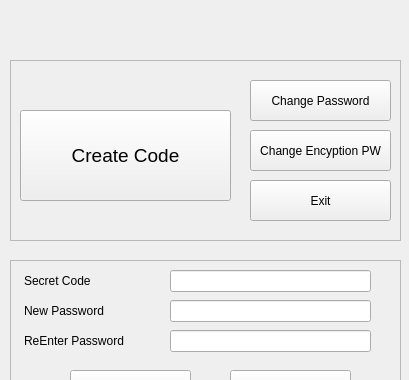
Qt form remote.ui (666Warlock666/Cisco-Anyconnect-Password-TOTP-Generator-) before a commit; both pictures show x 0 to 409 and y 0 to 380 of the 409 by 585 pixel window.
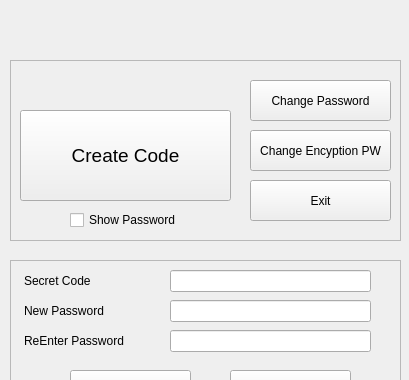
The same form after that commit. Icons and pictures are not drawn.

Commit message: Change of password code font from OCR recognitions (Mobile) remove * o fit text

Patch:
```diff
--- a/remote.ui
+++ b/remote.ui
@@ -230,6 +230,19 @@
      <string>Change Encyption PW</string>
     </property>
    </widget>
+   <widget class="QCheckBox" name="Chk_ShowPassword">
+    <property name="geometry">
+     <rect>
+      <x>60</x>
+      <y>150</y>
+      <width>121</width>
+      <height>20</height>
+     </rect>
+    </property>
+    <property name="text">
+     <string>Show Password</string>
+    </property>
+   </widget>
   </widget>
   <widget class="QFrame" name="Frm_PasswordEnc">
    <property name="geometry">
```
Left out of the diff: 9 changed lines with no effect on the pictures. The commit also changes 3 other files.
